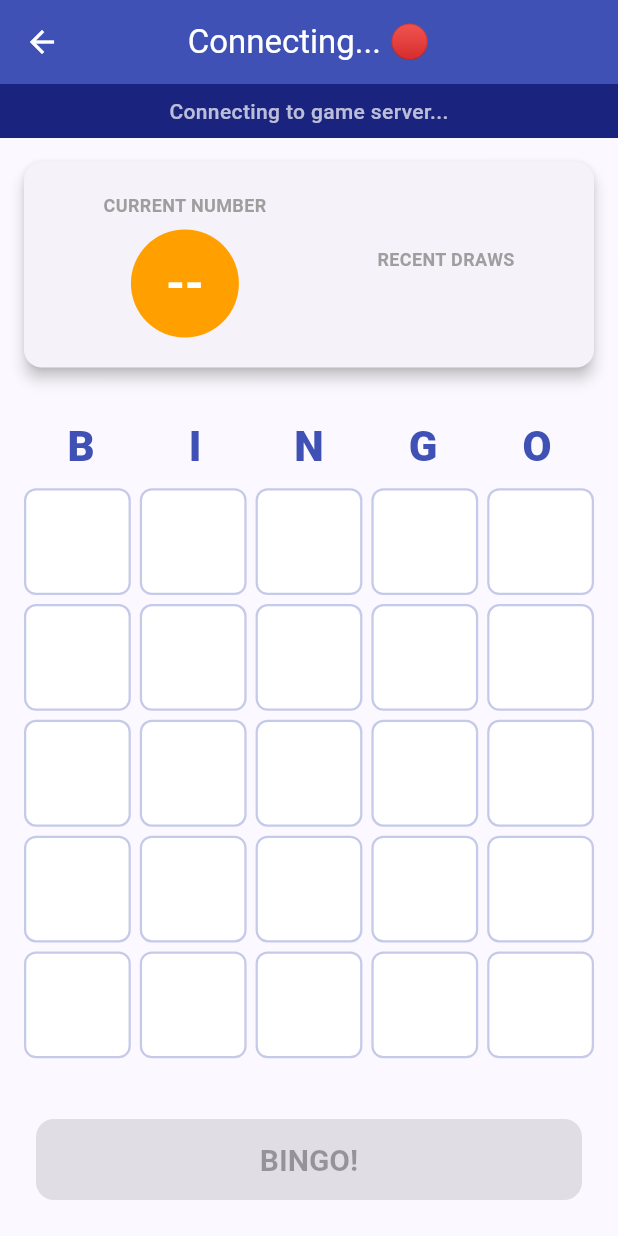
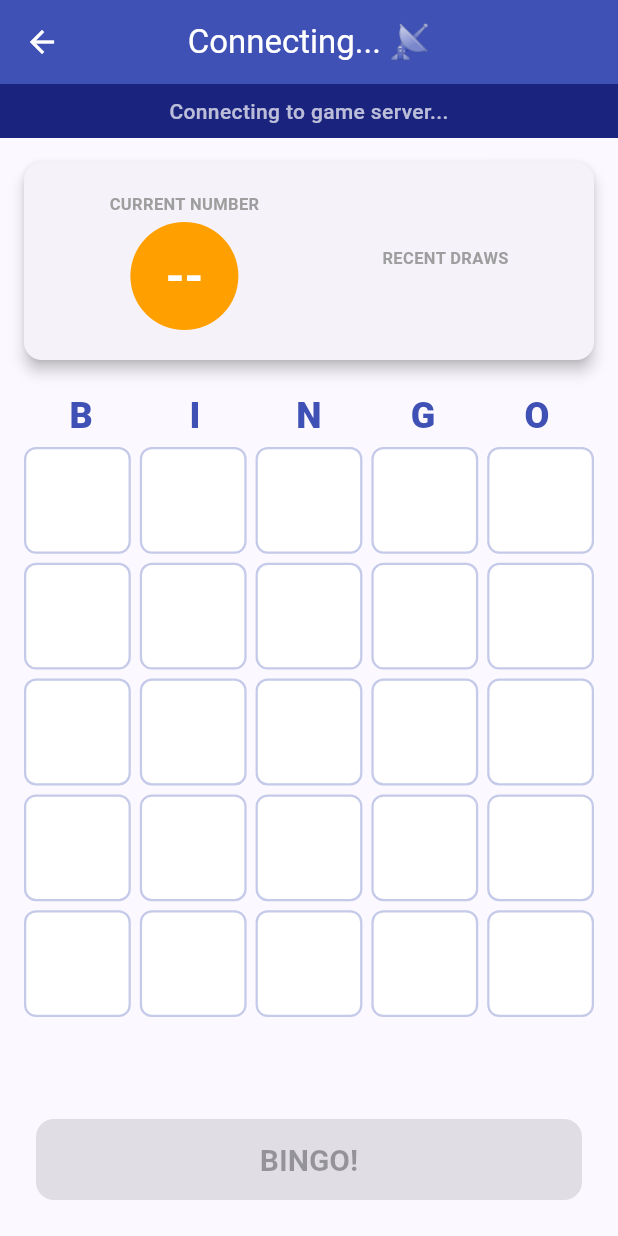
Before and after one commit to bureini/bingo, a Flutter app: the BingoGamePage screen opened directly with empty values, on a phone screen of 412 x 824 dp. Run offline on Flutter 3.47's test engine with Material 3 defaults, Android fonts, the phone set to English and light mode, and no system bars; network calls fail.

Commit message:
Add files via upload
ui: rewrite layout with responsive grid mechanics to prevent button overlapping

```diff
--- a/lib/main.dart
+++ b/lib/main.dart
@@ -18,7 +18,7 @@ class BingoApp extends StatelessWidget {
         colorScheme: ColorScheme.fromSeed(seedColor: Colors.indigo),
         useMaterial3: true,
       ),
-      home: const BingoJoinLobbyPage(), // Launches into the Room Menu
+      home: const BingoJoinLobbyPage(),
     );
   }
 }
@@ -131,7 +131,7 @@ class BingoGamePage extends StatefulWidget {
   const BingoGamePage({super.key, required this.roomId, required this.username});
 
   @override
-  State<BingoGamePage> createState() => _BingoGamePageState(); // FIXED: Correct State Lifecycle Hook
+  State<BingoGamePage> createState() => _BingoGamePageState();
 }
 
 class _BingoGamePageState extends State<BingoGamePage> {
@@ -145,7 +145,6 @@ class _BingoGamePageState extends State<BingoGamePage> {
   bool _gameStarted = false;
   String _gameStatusMessage = "Connecting to game server...";
 
-  // Explicit target using production Render environment secure web sockets
   String get _wsUrl => 'wss://bingo-multiplayer-backend.onrender.com/ws/${widget.roomId}/${widget.username}';
 
   @override
@@ -169,7 +168,7 @@ class _BingoGamePageState extends State<BingoGamePage> {
               case 'card_assigned':
                 setState(() {
                   _bingoCardNumbers = data['card'];
-                  _daubedStates[2][2] = true; // Secure center FREE space sync
+                  _daubedStates[2][2] = true;
                   _gameStatusMessage = "Connected to Room: ${data['room_id']}";
                 });
                 break;
@@ -183,7 +182,7 @@ class _BingoGamePageState extends State<BingoGamePage> {
               case 'game_started':
                 setState(() {
                   _gameStarted = true;
-                  _gameStatusMessage = "🚀 Game Live! Room: ${widget.roomId}";
+                  _gameStatusMessage = "🎮 Game Live! Room: ${widget.roomId}";
                 });
                 break;
 
@@ -200,7 +199,7 @@ class _BingoGamePageState extends State<BingoGamePage> {
                 setState(() {
                   _gameStarted = false;
                   _gameStatusMessage = data['winner'] != null
-                      ? "🎉 Winner: ${data['winner']}!"
+                      ? "🏆 Winner: ${data['winner']}!"
                       : "Game Over: ${data['reason']}";
                 });
                 break;
@@ -239,15 +238,20 @@ class _BingoGamePageState extends State<BingoGamePage> {
 
   @override
   Widget build(BuildContext context) {
+    final mediaQuery = MediaQuery.of(context);
+    // Dynamic constraint threshold to optimize dense layout sizing rules on standard smaller devices
+    final isMobile = mediaQuery.size.height < 780;
+
     return Scaffold(
       appBar: AppBar(
-        title: Text(_isConnected ? 'Bingo Arena 🟢' : 'Connecting... 🔴'),
+        title: Text(_isConnected ? 'Bingo Arena 🎴' : 'Connecting... 📡'),
         backgroundColor: Colors.indigo,
         foregroundColor: Colors.white,
         centerTitle: true,
       ),
       body: Column(
         children: [
+          // 1. Connection Status Bar Block
           Container(
             width: double.infinity,
             color: Colors.indigo[900],
@@ -258,24 +262,39 @@ class _BingoGamePageState extends State<BingoGamePage> {
               style: const TextStyle(color: Colors.white70, fontWeight: FontWeight.w500),
             ),
           ),
+
+          // 2. Expandable Scroll Block containing Dashboard Elements & Board Matrix Grid
+          Expanded(
+            child: SingleChildScrollView(
+              physics: const ClampingScrollPhysics(),
+              child: Container(
+                constraints: const BoxConstraints(maxWidth: 450),
+                padding: const EdgeInsets.symmetric(horizontal: 16.0),
+                child: Column(
+                  mainAxisSize: MainAxisSize.min,
+                  children: [
+                    // Dynamic Summary HUD Display Card
                     Card(
-            margin: const EdgeInsets.all(16.0),
+                      margin: EdgeInsets.symmetric(vertical: isMobile ? 8.0 : 16.0),
                       elevation: 4,
                       child: Padding(
-              padding: const EdgeInsets.symmetric(vertical: 20.0, horizontal: 16.0),
+                        padding: EdgeInsets.symmetric(
+                          vertical: isMobile ? 10.0 : 20.0,
+                          horizontal: 16.0
+                        ),
                         child: Row(
                           mainAxisAlignment: MainAxisAlignment.spaceAround,
                           children: [
                             Column(
                               children: [
-                      const Text('CURRENT NUMBER', style: TextStyle(fontSize: 12, fontWeight: FontWeight.bold, color: Colors.grey)),
-                      const SizedBox(height: 8),
+                                const Text('CURRENT NUMBER', style: TextStyle(fontSize: 11, fontWeight: FontWeight.bold, color: Colors.grey)),
+                                const SizedBox(height: 4),
                                 CircleAvatar(
-                        radius: 36,
+                                  radius: isMobile ? 26 : 36,
                                   backgroundColor: Colors.amber[700],
                                   child: Text(
                                     _currentDrawnNumber != null ? '$_currentDrawnNumber' : '--',
-                          style: const TextStyle(fontSize: 32, fontWeight: FontWeight.bold, color: Colors.white),
+                                    style: TextStyle(fontSize: isMobile ? 24 : 32, fontWeight: FontWeight.bold, color: Colors.white),
                                   ),
                                 ),
                               ],
@@ -283,17 +302,17 @@ class _BingoGamePageState extends State<BingoGamePage> {
                             Column(
                               crossAxisAlignment: CrossAxisAlignment.start,
                               children: [
-                      const Text('RECENT DRAWS', style: TextStyle(fontSize: 12, fontWeight: FontWeight.bold, color: Colors.grey)),
-                      const SizedBox(height: 8),
+                                const Text('RECENT DRAWS', style: TextStyle(fontSize: 11, fontWeight: FontWeight.bold, color: Colors.grey)),
+                                const SizedBox(height: 4),
                                 Row(
                                   children: _drawnNumbers.reversed.skip(1).take(4).map((num) => Container(
                                     margin: const EdgeInsets.symmetric(horizontal: 4),
-                          padding: const EdgeInsets.all(8),
+                                    padding: EdgeInsets.all(isMobile ? 6 : 8),
                                     decoration: const BoxDecoration(
                                       color: Color(0xFFE8EAF6),
                                       shape: BoxShape.circle,
                                     ),
-                          child: Text('$num', style: const TextStyle(fontWeight: FontWeight.bold, color: Colors.indigo)),
+                                    child: Text('$num', style: TextStyle(fontSize: isMobile ? 12 : 14, fontWeight: FontWeight.bold, color: Colors.indigo)),
                                   )).toList(),
                                 )
                               ],
@@ -302,22 +321,20 @@ class _BingoGamePageState extends State<BingoGamePage> {
                         ),
                       ),
                     ),
-          Expanded(
-            child: Center(
-              child: Container(
-                constraints: const BoxConstraints(maxWidth: 450),
-                padding: const EdgeInsets.symmetric(horizontal: 16.0),
-                child: Column(
-                  mainAxisSize: MainAxisSize.min,
-                  children: [
-                    Row(
+
+                    // Letter Title Header Track
+                    Padding(
+                      padding: const EdgeInsets.symmetric(vertical: 4.0),
+                      child: Row(
                         mainAxisAlignment: MainAxisAlignment.spaceBetween,
                         children: const ['B', 'I', 'N', 'G', 'O'].map((letter) => Expanded(
                           child: Center(
-                          child: Text(letter, style: TextStyle(fontSize: 28, fontWeight: FontWeight.w900, color: Colors.indigo))),
+                            child: Text(letter, style: TextStyle(fontSize: 24, fontWeight: FontWeight.w900, color: Colors.indigo))),
                         )).toList(),
                       ),
-                    const SizedBox(height: 8),
+                    ),
+
+                    // Native Aspect Ratio Grid Frame
                     AspectRatio(
                       aspectRatio: 1,
                       child: GridView.builder(
@@ -352,7 +369,7 @@ class _BingoGamePageState extends State<BingoGamePage> {
                                   Text(
                                     val,
                                     style: TextStyle(
-                                      fontSize: val == "FREE" ? 14 : 20,
+                                      fontSize: val == "FREE" ? (isMobile ? 11 : 14) : (isMobile ? 16 : 20),
                                       fontWeight: FontWeight.bold,
                                       color: val == "FREE" ? Colors.amber[900] : Colors.black87,
                                     ),
@@ -369,21 +386,27 @@ class _BingoGamePageState extends State<BingoGamePage> {
                         },
                       ),
                     ),
+                    const SizedBox(height: 16),
                   ],
                 ),
               ),
             ),
           ),
+
+          // 3. Persistent Operational Footer Button Layer
           SafeArea(
-            child: Padding(
-              padding: const EdgeInsets.all(24.0),
+            top: false,
+            child: Container(
+              width: double.infinity,
+              constraints: const BoxConstraints(maxWidth: 450),
+              padding: EdgeInsets.fromLTRB(24.0, 8.0, 24.0, isMobile ? 12.0 : 24.0),
               child: ElevatedButton(
                 onPressed: _gameStarted ? _claimBingo : null,
                 style: ElevatedButton.styleFrom(
                   backgroundColor: Colors.green[600],
                   foregroundColor: Colors.white,
-                  minimumSize: const Size(double.infinity, 54),
-                  textStyle: const TextStyle(fontSize: 20, fontWeight: FontWeight.bold),
+                  minimumSize: Size(double.infinity, isMobile ? 46 : 54),
+                  textStyle: TextStyle(fontSize: isMobile ? 18 : 20, fontWeight: FontWeight.bold),
                   shape: RoundedRectangleBorder(borderRadius: BorderRadius.circular(12)),
                 ),
                 child: const Text('BINGO!'),
```
Lines whose indentation alone changed are shown as unchanged.
